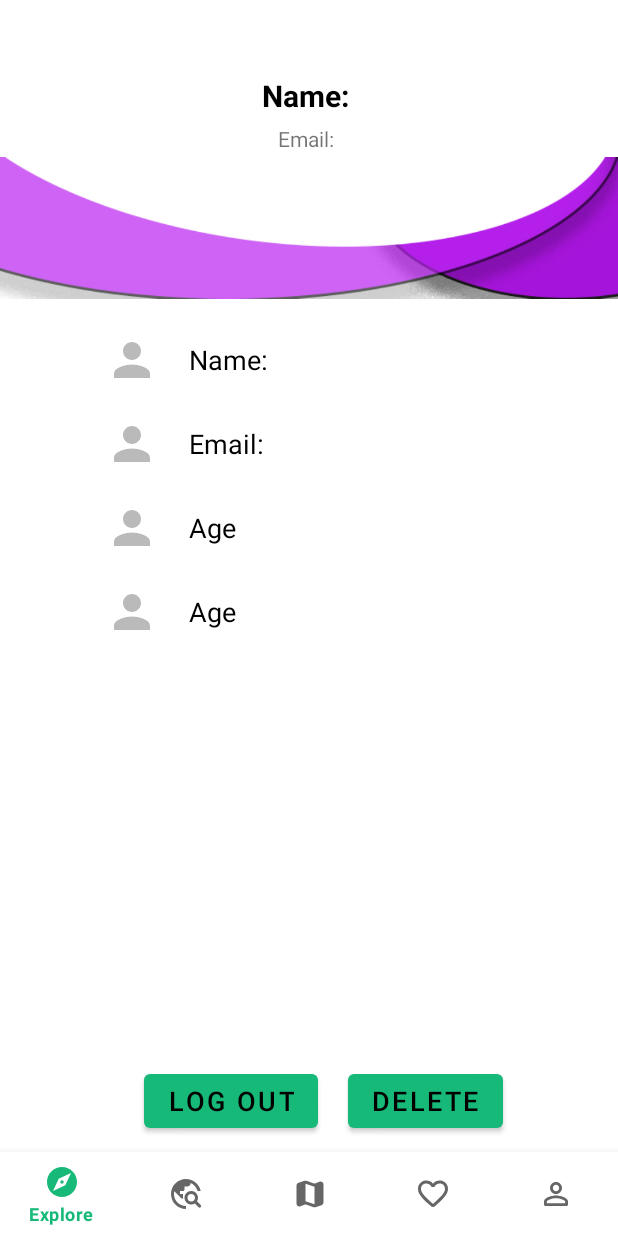
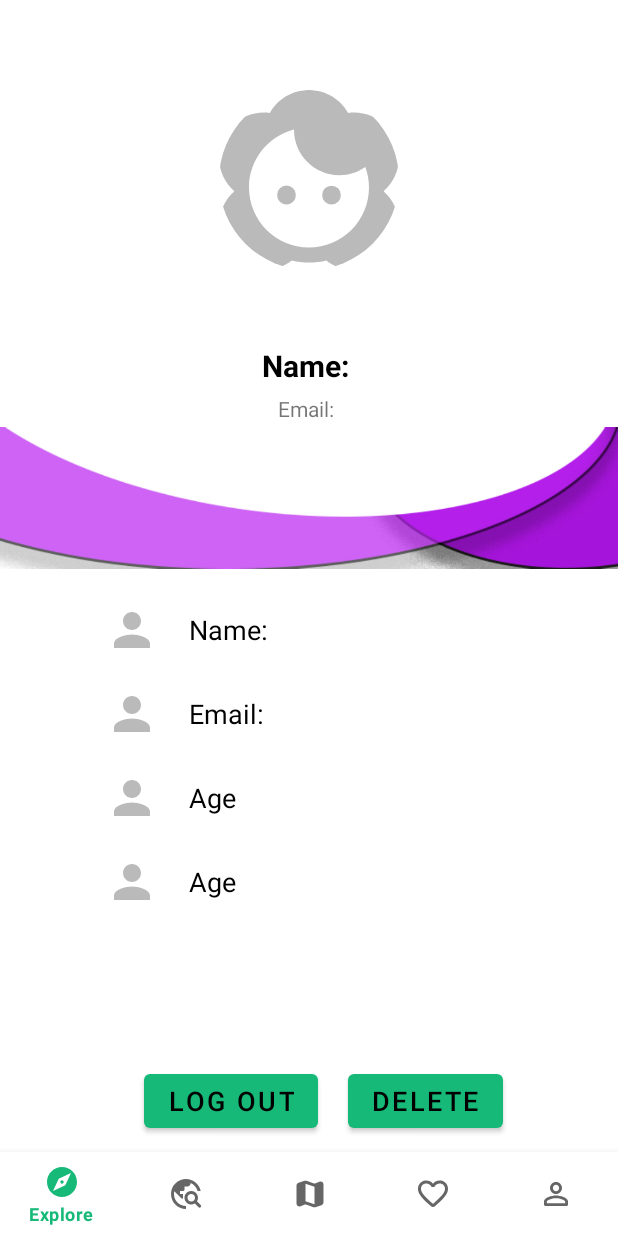
Before and after one commit to g-nerix/Roamify, an Android app: the fragment ProfileFragment placed in its activity, on a phone screen of 412 x 824 dp. Run offline under Robolectric (Android 15) with nearby library versions, the phone set to English and light mode, and no system bars; our stand-ins replace CircleImageView, Firebase (no records; nobody signed in at launch, a user with empty details on screens opened directly); 1 statement that could not run was skipped.

Commit message:
I hate UI

```diff
--- a/app/build.gradle
+++ b/app/build.gradle
@@ -47,6 +47,8 @@ dependencies {
     implementation 'com.google.firebase:firebase-database:20.2.1'
     implementation 'com.google.android.gms:play-services-maps:18.1.0'
 
+    implementation 'de.hdodenhof:circleimageview:3.1.0'
+
     testImplementation 'junit:junit:4.13.2'
     androidTestImplementation 'androidx.test.ext:junit:1.1.5'
     androidTestImplementation 'androidx.test.espresso:espresso-core:3.5.1'
--- /dev/null
+++ b/app/src/main/res/drawable/baseline_face_2_24.xml
@@ -0,0 +1,7 @@
+<vector android:height="25dp" android:tint="#BABABA"
+    android:viewportHeight="24" android:viewportWidth="24"
+    android:width="25dp" xmlns:android="http://schemas.android.com/apk/res/android">
+    <path android:fillColor="@android:color/white" android:pathData="M21.97,13.52c0,-0.01 0,-0.02 0,-0.04C23.21,12.38 24,10.78 24,9c0,-3.31 -2.69,-6 -6,-6c-0.26,0 -0.52,0.02 -0.78,0.06C16.19,1.23 14.24,0 12,0S7.81,1.23 6.78,3.06C6.52,3.02 6.26,3 6,3C2.69,3 0,5.69 0,9c0,1.78 0.79,3.38 2.02,4.48c0,0.01 0,0.02 0,0.04C0.79,14.62 0,16.22 0,18c0,3.31 2.69,6 6,6c1.39,0 2.67,-0.48 3.69,-1.28C10.43,22.9 11.2,23 12,23s1.57,-0.1 2.31,-0.28C15.33,23.52 16.61,24 18,24c3.31,0 6,-2.69 6,-6C24,16.22 23.21,14.62 21.97,13.52zM12,21c-4.41,0 -8,-3.59 -8,-8c0,-3.72 2.56,-6.85 6,-7.74c0,0.02 0,0.03 0,0.05c0,3.34 2.72,6.06 6.06,6.06c1.26,0 2.45,-0.39 3.45,-1.09C19.82,11.14 20,12.05 20,13C20,17.41 16.41,21 12,21z"/>
+    <path android:fillColor="@android:color/white" android:pathData="M9,14m-1.25,0a1.25,1.25 0,1 1,2.5 0a1.25,1.25 0,1 1,-2.5 0"/>
+    <path android:fillColor="@android:color/white" android:pathData="M15,14m-1.25,0a1.25,1.25 0,1 1,2.5 0a1.25,1.25 0,1 1,-2.5 0"/>
+</vector>
--- a/app/src/main/res/layout/fragment_profile.xml
+++ b/app/src/main/res/layout/fragment_profile.xml
@@ -10,16 +10,22 @@
         android:layout_width="match_parent"
         android:layout_height="match_parent">
 
-      <ImageView
+      <de.hdodenhof.circleimageview.CircleImageView
           android:layout_width="120dp"
           android:layout_height="120dp"
-          ></ImageView>
+
+          android:id="@+id/imageView_profile"
+          android:src="@drawable/baseline_face_2_24"
+          android:layout_centerHorizontal="true"
+          android:layout_marginTop="60dp"
+          />
 
         <TextView
             android:layout_width="wrap_content"
             android:layout_height="wrap_content"
             android:id="@+id/Name"
             android:text="Sarthak Dixit"
+            android:layout_below="@+id/imageView_profile"
             android:layout_centerHorizontal="true"
             android:textStyle="bold"
             android:layout_marginTop="50dp"
```
